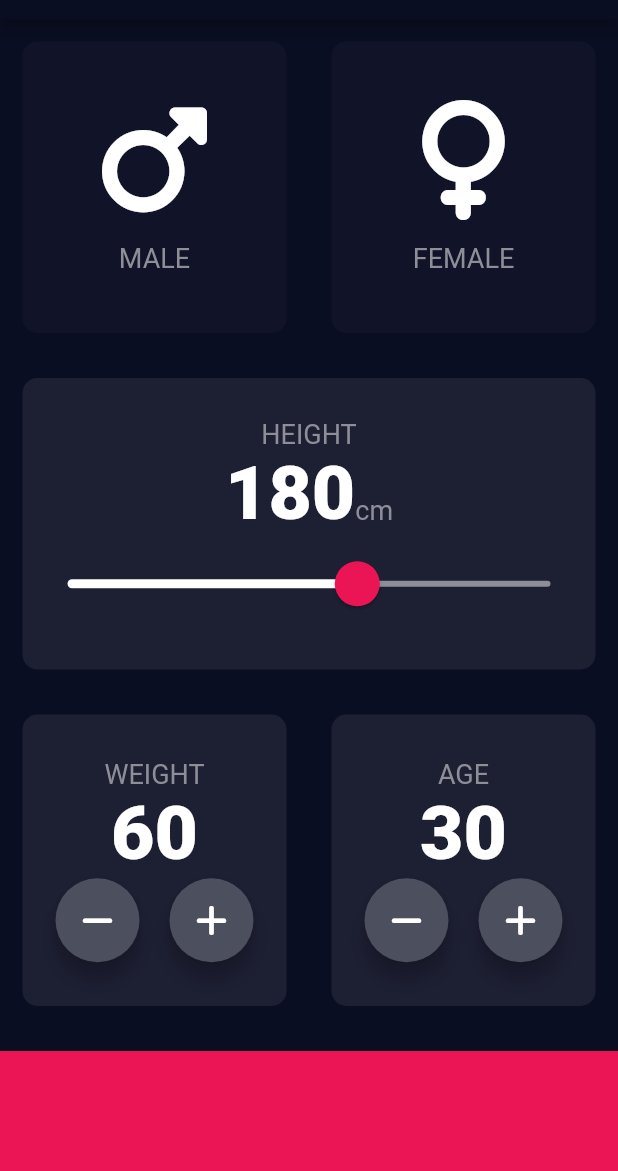
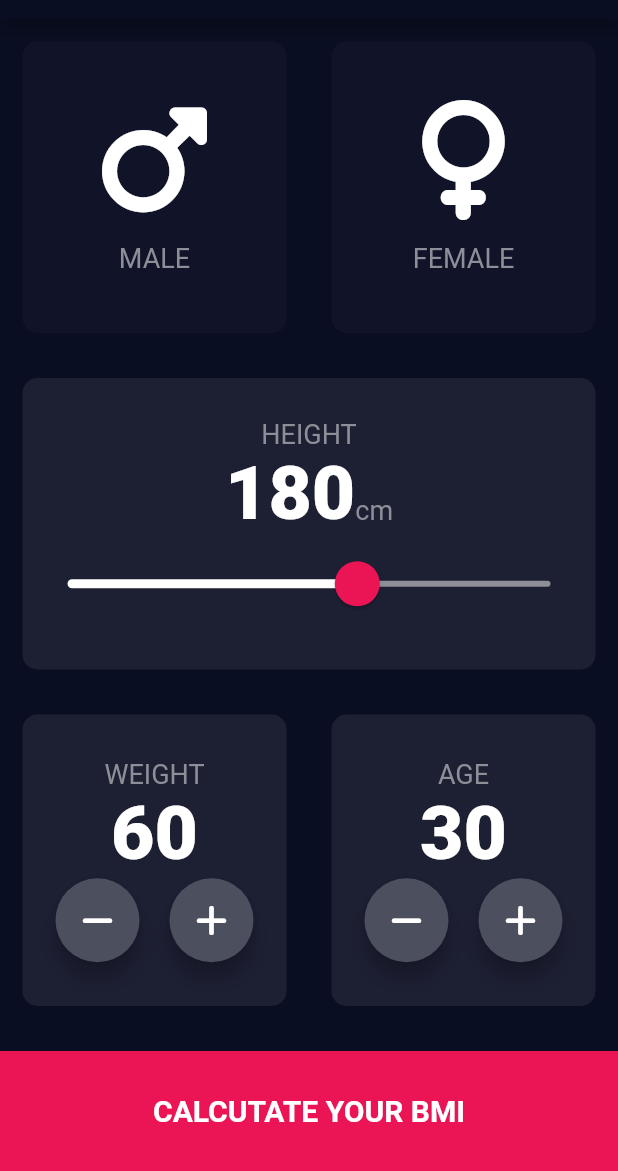
Before and after one commit to Vladimir182/BMI_Calculator_Flutter, a Flutter app: the screen it shows after launch, on a phone screen of 412 x 824 dp, the part 65-1236 px from its top. Run offline on Flutter 3.47's test engine with Material 3 defaults, Android fonts, the phone set to English and light mode, and no system bars; our stand-ins replace font_awesome_flutter.

Commit message:
added navigation for button

```diff
--- a/lib/input_page.dart
+++ b/lib/input_page.dart
@@ -4,6 +4,7 @@ import 'package:font_awesome_flutter/font_awesome_flutter.dart';
 import 'constants.dart';
 import 'icon_content.dart';
 import 'reusable_card.dart';
+import 'result_page.dart';
 
 enum GenderType {
   male,
@@ -200,11 +201,24 @@ class _InputPageState extends State<InputPage> {
               ],
             ),
           ),
-          Container(
-            color: kBottomContainerColour,
-            width: double.infinity,
-            height: kButtomContainerHight,
-            margin: const EdgeInsets.only(top: 15),
+          GestureDetector(
+            onTap: () {
+              Navigator.push(
+                context,
+                MaterialPageRoute(builder: (context) => const ResultsPage()),
+              );
+            },
+            child: Container(
+              alignment: Alignment.center,
+              color: kBottomContainerColour,
+              width: double.infinity,
+              height: kButtomContainerHight,
+              margin: const EdgeInsets.only(top: 15),
+              child: const Text(
+                'CALCUTATE YOUR BMI',
+                style: TextStyle(fontSize: 20, fontWeight: FontWeight.w600),
+              ),
+            ),
           ),
         ],
       ),
```
Also changed, not shown: lib/result_page.dart (added, +15 -0 lines).
